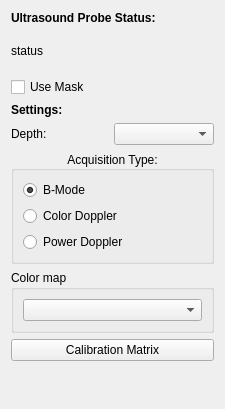
Old version of the form IbisLib/gui/usprobeobjectsettingswidget.ui in the repository IbisNeuronav/Ibis.
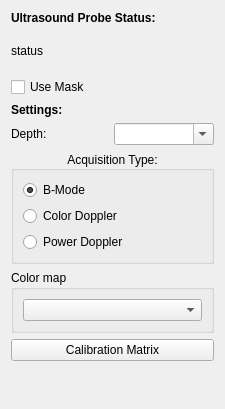
New version of the form.

The edit to the form file:
```diff
--- a/IbisLib/gui/usprobeobjectsettingswidget.ui
+++ b/IbisLib/gui/usprobeobjectsettingswidget.ui
@@ -95,6 +95,9 @@
          <height>0</height>
         </size>
        </property>
+       <property name="editable">
+        <bool>true</bool>
+       </property>
       </widget>
      </item>
     </layout>
```
Left out of the diff: 67 changed lines with no effect on the pictures.
